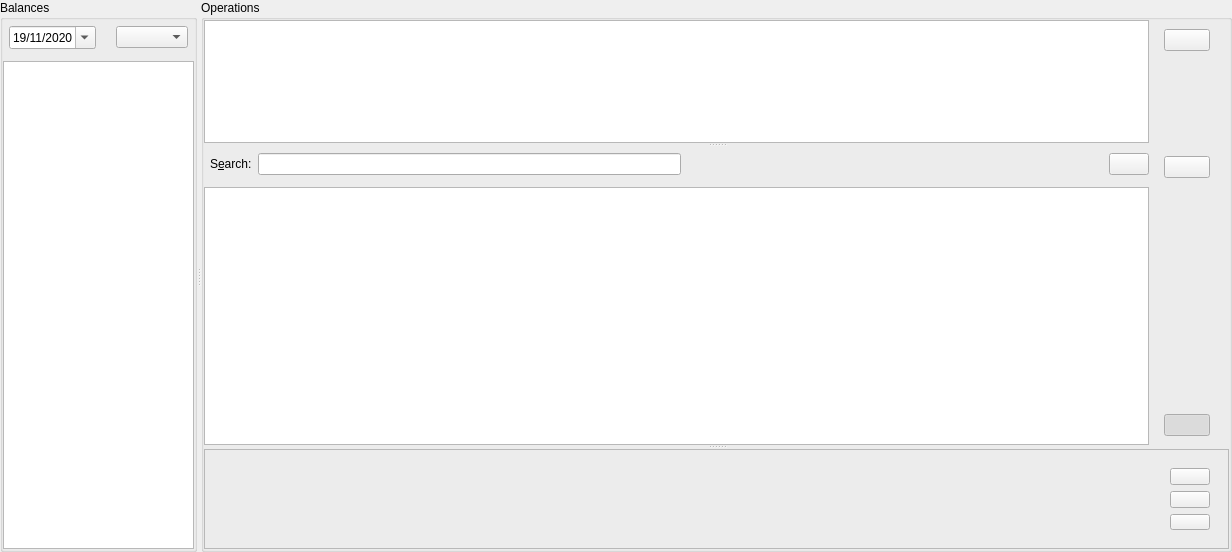
Above: jal/ui/operations_widget.ui from titov-vv/jal before the change. Below: the same form after it.
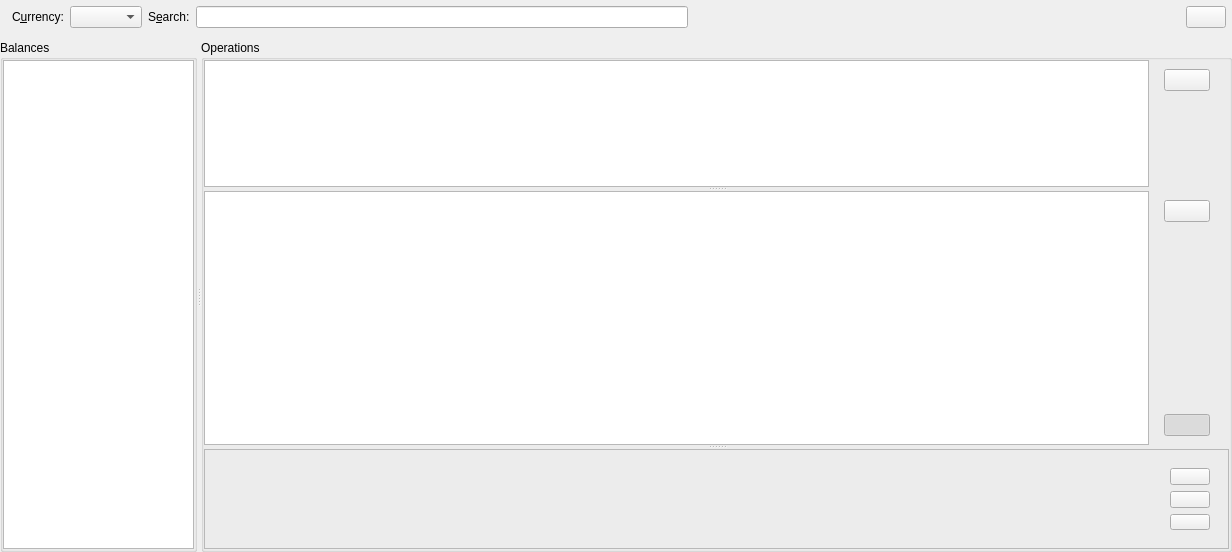
That is the form after the change. Custom widgets are drawn as their Qt base class.

Commit message: Shared period bar above Balances and Operations

Patch:
```diff
--- a/jal/ui/operations_widget.ui
+++ b/jal/ui/operations_widget.ui
@@ -26,6 +26,86 @@
    <property name="bottomMargin">
     <number>0</number>
    </property>
+   <item>
+    <widget class="QWidget" name="PeriodBar">
+     <property name="sizePolicy">
+      <sizepolicy hsizetype="Preferred" vsizetype="Fixed">
+       <horstretch>0</horstretch>
+       <verstretch>0</verstretch>
+      </sizepolicy>
+     </property>
+     <layout class="QHBoxLayout" name="periodBarLayout">
+      <property name="leftMargin">
+       <number>6</number>
+      </property>
+      <property name="topMargin">
+       <number>6</number>
+      </property>
+      <property name="rightMargin">
+       <number>6</number>
+      </property>
+      <property name="bottomMargin">
+       <number>6</number>
+      </property>
+      <item>
+       <widget class="DateRangeSelector" name="DateRange">
+        <property name="ItemsList" stdset="0">
+         <string notr="true">week;month;quarter;year;all</string>
+        </property>
+       </widget>
+      </item>
+      <item>
+       <widget class="QLabel" name="CurrencyLbl">
+        <property name="text">
+         <string>C&amp;urrency:</string>
+        </property>
+        <property name="buddy">
+         <cstring>CurrencyCombo</cstring>
+        </property>
+       </widget>
+      </item>
+      <item>
+       <widget class="CurrencyComboBox" name="CurrencyCombo"/>
+      </item>
+      <item>
+       <widget class="QLabel" name="SearchLbl">
+        <property name="text">
+         <string>S&amp;earch:</string>
+        </property>
+        <property name="buddy">
+         <cstring>SearchString</cstring>
+        </property>
+       </widget>
+      </item>
+      <item>
+       <widget class="QLineEdit" name="SearchString"/>
+      </item>
+      <item>
+       <spacer name="periodBarSpacer">
+        <property name="orientation">
+         <enum>Qt::Orientation::Horizontal</enum>
+        </property>
+        <property name="sizeHint" stdset="0">
+         <size>
+          <width>40</width>
+          <height>20</height>
+         </size>
+        </property>
+       </spacer>
+      </item>
+      <item>
+       <widget class="QPushButton" name="ResetAccountBtn">
+        <property name="visible">
+         <bool>false</bool>
+        </property>
+        <property name="toolTip">
+         <string>Show all accounts</string>
+        </property>
+       </widget>
+      </item>
+     </layout>
+    </widget>
+   </item>
    <item>
     <widget class="QSplitter" name="BalanceOperationsSplitter">
      <property name="sizePolicy">
@@ -60,63 +140,6 @@
        <property name="bottomMargin">
         <number>0</number>
        </property>
-       <item>
-        <widget class="QWidget" name="BalanceFrameTop">
-         <layout class="QHBoxLayout" name="horizontalLayout_2">
-          <property name="leftMargin">
-           <number>6</number>
-          </property>
-          <property name="topMargin">
-           <number>6</number>
-          </property>
-          <property name="rightMargin">
-           <number>6</number>
-          </property>
-          <property name="bottomMargin">
-           <number>6</number>
-          </property>
-          <item>
-           <widget class="QDateEdit" name="BalanceDate">
-            <property name="dateTime">
-             <datetime>
-              <hour>0</hour>
-              <minute>0</minute>
-              <second>0</second>
-              <year>2020</year>
-              <month>11</month>
-              <day>19</day>
-             </datetime>
-            </property>
-            <property name="displayFormat">
-             <string>dd/MM/yyyy</string>
-            </property>
-            <property name="calendarPopup">
-             <bool>true</bool>
-            </property>
-            <property name="timeSpec">
-             <enum>Qt::TimeSpec::UTC</enum>
-            </property>
-           </widget>
-          </item>
-          <item>
-           <spacer name="horizontalSpacer_2">
-            <property name="orientation">
-             <enum>Qt::Orientation::Horizontal</enum>
-            </property>
-            <property name="sizeHint" stdset="0">
-             <size>
-              <width>40</width>
-              <height>20</height>
-             </size>
-            </property>
-           </spacer>
-          </item>
-          <item>
-           <widget class="CurrencyComboBox" name="BalancesCurrencyCombo"/>
-          </item>
-         </layout>
-        </widget>
-       </item>
        <item>
         <widget class="TreeViewWithFooter" name="BalancesTreeView"/>
        </item>
@@ -264,86 +287,6 @@
             </property>
             <item>
              <layout class="QVBoxLayout" name="operationsListLayout">
-              <item>
-               <widget class="QWidget" name="OperationConfigFrame">
-                <property name="enabled">
-                 <bool>true</bool>
-                </property>
-                <layout class="QHBoxLayout" name="horizontalLayout_3">
-                 <property name="leftMargin">
-                  <number>0</number>
-                 </property>
-                 <property name="topMargin">
-                  <number>6</number>
-                 </property>
-                 <property name="rightMargin">
-                  <number>0</number>
-                 </property>
-                 <property name="bottomMargin">
-                  <number>6</number>
-                 </property>
-                 <item>
-                  <widget class="DateRangeSelector" name="DateRange">
-                   <property name="ItemsList" stdset="0">
-                    <string notr="true">week;month;quarter;year;all</string>
-                   </property>
-                  </widget>
-                 </item>
-                 <item>
-                  <spacer name="searchGroupSpacer">
-                   <property name="orientation">
-                    <enum>Qt::Orientation::Horizontal</enum>
-                   </property>
-                   <property name="sizeType">
-                    <enum>QSizePolicy::Fixed</enum>
-                   </property>
-                   <property name="sizeHint" stdset="0">
-                    <size>
-                     <width>0</width>
-                     <height>20</height>
-                    </size>
-                   </property>
-                  </spacer>
-                 </item>
-                 <item>
-                  <widget class="QLabel" name="SearchLbl">
-                   <property name="text">
-                    <string>S&amp;earch:</string>
-                   </property>
-                   <property name="buddy">
-                    <cstring>SearchString</cstring>
-                   </property>
-                  </widget>
-                 </item>
-                 <item>
-                  <widget class="QLineEdit" name="SearchString"/>
-                 </item>
-                 <item>
-                  <spacer name="horizontalSpacer">
-                   <property name="orientation">
-                    <enum>Qt::Orientation::Horizontal</enum>
-                   </property>
-                   <property name="sizeHint" stdset="0">
-                    <size>
-                     <width>40</width>
-                     <height>20</height>
-                    </size>
-                   </property>
-                  </spacer>
-                 </item>
-                 <item>
-                  <widget class="QPushButton" name="ResetAccountBtn">
-                   <property name="visible">
-                    <bool>false</bool>
-                   </property>
-                   <property name="toolTip">
-                    <string>Show all accounts</string>
-                   </property>
-                  </widget>
-                 </item>
-                </layout>
-               </widget>
-              </item>
               <item>
                <widget class="QTableView" name="OperationsTableView">
                 <property name="sizePolicy">
```
Left out of the diff: 9 changed lines with no effect on the pictures. The commit also changes 33 other files.
